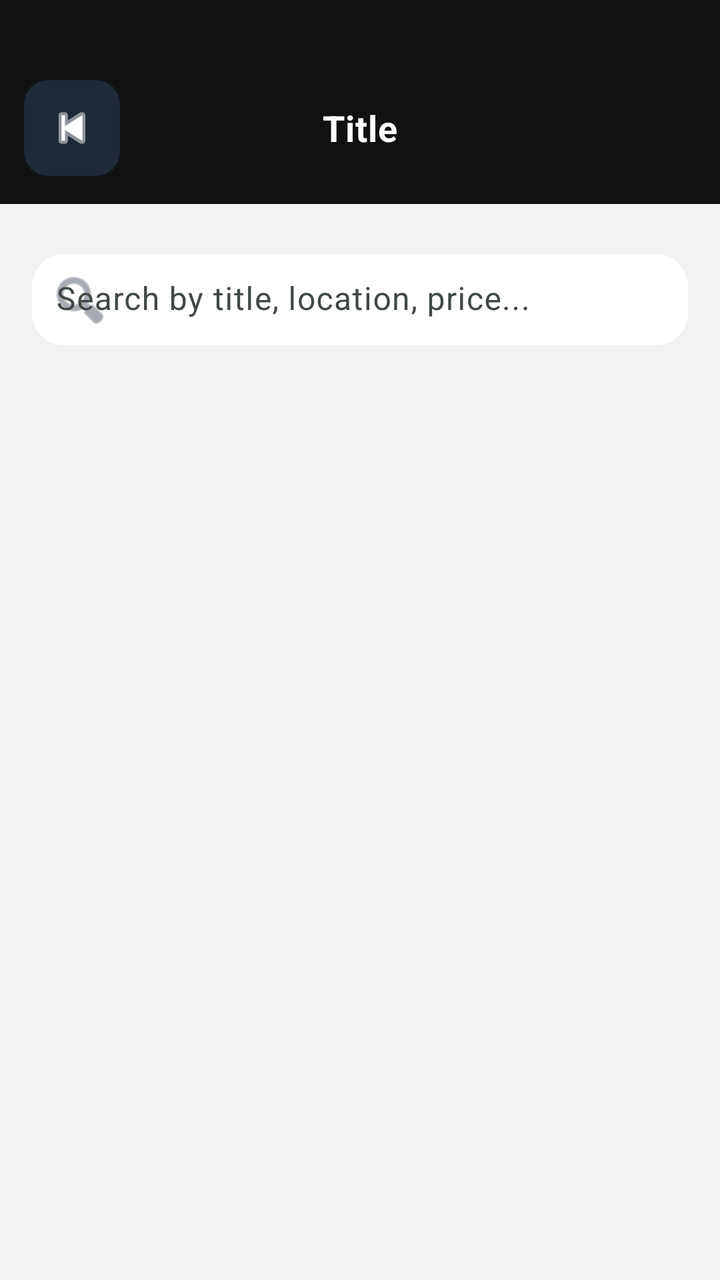
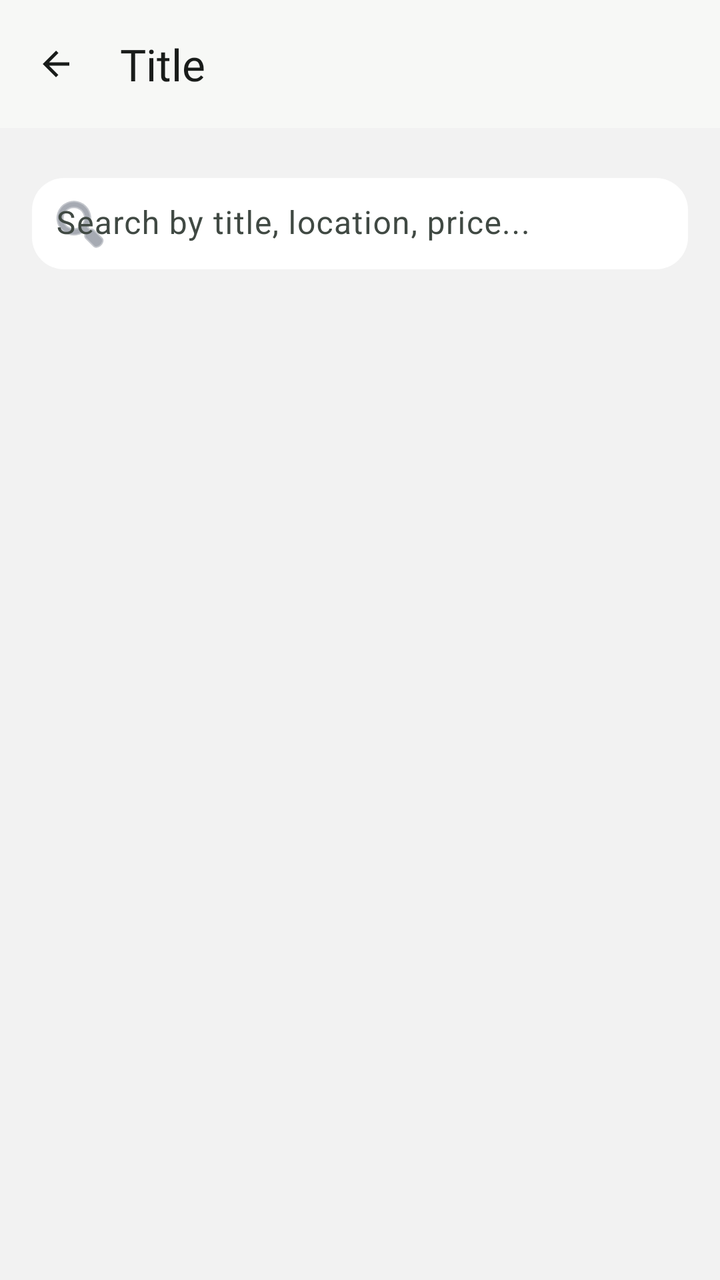

Compare the two renders of this Android layout. The source of the first and the diff that turns it into the second are given below.
<!-- AndroidManifest.xml: application theme Theme.KodiWise -->
<!-- res/layout/activity_property_list.xml -->
<?xml version="1.0" encoding="utf-8"?>
<LinearLayout xmlns:android="http://schemas.android.com/apk/res/android"
    xmlns:app="http://schemas.android.com/apk/res-auto"
    android:layout_width="match_parent"
    android:layout_height="match_parent"
    android:orientation="vertical"
    android:background="#F2F2F2">

    <include layout="@layout/include_back_header" />

    <LinearLayout
        android:layout_width="match_parent"
        android:layout_height="match_parent"
        android:orientation="vertical"
        android:padding="16dp">

        <com.google.android.material.textfield.TextInputLayout
            android:id="@+id/tilSearch"
            android:layout_width="match_parent"
            android:layout_height="wrap_content"
            android:layout_marginTop="8dp"
            android:layout_marginBottom="12dp"
            app:boxBackgroundMode="filled"
            app:boxCornerRadiusTopStart="16dp"
            app:boxCornerRadiusTopEnd="16dp"
            app:boxCornerRadiusBottomStart="16dp"
            app:boxCornerRadiusBottomEnd="16dp"
            app:boxBackgroundColor="@android:color/white"
            app:startIconDrawable="@android:drawable/ic_menu_search"
            app:startIconTint="#6B7280"
            app:endIconMode="clear_text"
            app:endIconTint="#6B7280">

            <com.google.android.material.textfield.TextInputEditText
                android:id="@+id/etSearch"
                android:layout_width="match_parent"
                android:layout_height="wrap_content"
                android:hint="Search by title, location, price..."
                android:inputType="text"
                android:padding="12dp"
                android:textColor="#111827"
                android:textColorHint="#9CA3AF" />
        </com.google.android.material.textfield.TextInputLayout>

        <androidx.recyclerview.widget.RecyclerView
            android:id="@+id/rvBrowseProperties"
            android:layout_width="match_parent"
            android:layout_height="0dp"
            android:layout_weight="1"
            android:clipToPadding="false"
            android:paddingBottom="12dp" />

    </LinearLayout>

</LinearLayout>
<!-- res/layout/include_back_header.xml (included above) -->
<?xml version="1.0" encoding="utf-8"?>
<LinearLayout xmlns:android="http://schemas.android.com/apk/res/android"
    xmlns:app="http://schemas.android.com/apk/res-auto"
    android:id="@+id/backHeaderRoot"
    android:layout_width="match_parent"
    android:layout_height="wrap_content"
    android:orientation="horizontal"
    android:gravity="center_vertical"
    android:background="#111111"
    android:paddingStart="12dp"
    android:paddingEnd="12dp"
    android:paddingTop="40dp"
    android:paddingBottom="14dp">

    <androidx.appcompat.widget.AppCompatImageButton
        android:id="@+id/btnBackHeader"
        android:layout_width="48dp"
        android:layout_height="48dp"
        android:background="@drawable/bg_header_icon"
        android:contentDescription="Back"
        android:padding="10dp"
        android:scaleType="centerInside"
        android:src="@android:drawable/ic_media_previous"
        app:tint="#FFFFFF" />

    <TextView
        android:id="@+id/tvHeaderTitle"
        android:layout_width="0dp"
        android:layout_height="wrap_content"
        android:layout_weight="1"
        android:gravity="center"
        android:text="Title"
        android:textColor="#FFFFFF"
        android:textStyle="bold"
        android:textSize="18sp"
        android:paddingStart="8dp"
        android:paddingEnd="8dp" />

    <Space
        android:layout_width="48dp"
        android:layout_height="48dp" />

</LinearLayout>
<!-- resources referenced by this layout -->
<resources>
  <!-- drawable bg_header_icon (drawable) -->
  <?xml version="1.0" encoding="utf-8"?>
  <shape xmlns:android="http://schemas.android.com/apk/res/android">
      <solid android:color="#1F2937" />
      <corners android:radius="12dp" />
  </shape>
  <style name="Theme.KodiWise" parent="Base.Theme.KodiWise" />
  <color name="kw_primary">#0B5D3B</color>
  <color name="kw_on_primary">#FFFFFF</color>
  <color name="kw_primary_container">#CDEBD9</color>
  <color name="kw_on_primary_container">#002114</color>
  <color name="kw_secondary">#C9A227</color>
  <color name="kw_on_secondary">#1F1B00</color>
  <color name="kw_secondary_container">#FFF1C2</color>
  <color name="kw_on_secondary_container">#3D2F00</color>
  <color name="kw_tertiary">#3E6553</color>
  <color name="kw_on_tertiary">#FFFFFF</color>
  <color name="kw_tertiary_container">#C0EBD4</color>
  <color name="kw_on_tertiary_container">#002114</color>
  <color name="kw_error">#B3261E</color>
  <color name="kw_on_error">#FFFFFF</color>
  <color name="kw_error_container">#F9DEDC</color>
  <color name="kw_on_error_container">#410E0B</color>
  <color name="kw_background">#F7F8F6</color>
  <color name="kw_on_background">#191C1A</color>
  <color name="kw_surface">#FFFFFF</color>
  <color name="kw_on_surface">#191C1A</color>
  <color name="kw_surface_variant">#DCE5DD</color>
  <color name="kw_on_surface_variant">#404943</color>
  <color name="kw_outline">#707973</color>
  <color name="kw_outline_variant">#C0C9C1</color>
  <color name="kw_surface_container_lowest">#FFFFFF</color>
  <color name="kw_surface_container_low">#F2F4F1</color>
  <color name="kw_surface_container">#ECEFEB</color>
  <color name="kw_surface_container_high">#E6E9E5</color>
  <color name="kw_surface_container_highest">#E1E3DF</color>
  <color name="kw_surface_dim">#D8DBD7</color>
  <color name="kw_surface_bright">#F7F8F6</color>
  <color name="kw_inverse_surface">#2E312E</color>
  <color name="kw_inverse_on_surface">#EFF1ED</color>
  <color name="kw_inverse_primary">#8FD5AE</color>
  <style name="Widget.KodiWise.TextView" parent="Widget.AppCompat.TextView">
          <item name="android:textAppearance">@style/TextAppearance.KodiWise.BodyMedium</item>
      </style>
  <style name="TextAppearance.KodiWise.BodyLarge" parent="TextAppearance.Material3.BodyLarge">
          
          <item name="android:textViewStyle">@style/Widget.KodiWise.TextView</item>
      </style>
  <style name="TextAppearance.KodiWise.BodyMedium" parent="TextAppearance.Material3.BodyMedium">
          
          <item name="android:textViewStyle">@style/Widget.KodiWise.TextView</item>
      </style>
  <style name="TextAppearance.KodiWise.BodySmall" parent="TextAppearance.Material3.BodySmall">
          
          <item name="android:textViewStyle">@style/Widget.KodiWise.TextView</item>
      </style>
  <style name="ShapeAppearance.KodiWise.Large" parent="ShapeAppearance.Material3.Corner.Large">
          <item name="cornerFamily">rounded</item>
          <item name="cornerSize">16dp</item>
      </style>
  <style name="Widget.KodiWise.Chip" parent="Widget.Material3.Chip.Filter" />
  <style name="Widget.KodiWise.CheckBox" parent="Widget.Material3.CompoundButton.CheckBox">
          <item name="android:minHeight">48dp</item>
      </style>
  <color name="kw_card">#FFFFFF</color>
  <color name="kw_card_stroke">#E1E5E1</color>
  <style name="Widget.KodiWise.BottomNav.NoIndicator" parent="Widget.Material3.BottomNavigationView.ActiveIndicator">
          <item name="android:color">@android:color/transparent</item>
      </style>
  <!-- unchanged entries left out for length: 19 -->
</resources>

<!-- the commit's change to res/layout/activity_property_list.xml (unified diff, before → after) -->
@@ -1,5 +1,6 @@
 <?xml version="1.0" encoding="utf-8"?>
 <LinearLayout xmlns:android="http://schemas.android.com/apk/res/android"
+    android:fitsSystemWindows="true"
     xmlns:app="http://schemas.android.com/apk/res-auto"
     android:layout_width="match_parent"
     android:layout_height="match_parent"
@@ -60,40 +61,31 @@
     android:id="@+id/backHeaderRoot"
     android:layout_width="match_parent"
     android:layout_height="wrap_content"
+    android:background="?android:attr/colorBackground"
+    android:gravity="center_vertical"
+    android:minHeight="64dp"
     android:orientation="horizontal"
-    android:gravity="center_vertical"
-    android:background="#111111"
-    android:paddingStart="12dp"
-    android:paddingEnd="12dp"
-    android:paddingTop="40dp"
-    android:paddingBottom="14dp">
+    android:paddingStart="4dp"
+    android:paddingEnd="16dp">
 
-    <androidx.appcompat.widget.AppCompatImageButton
+    <com.google.android.material.button.MaterialButton
         android:id="@+id/btnBackHeader"
+        style="@style/Widget.Material3.Button.IconButton"
         android:layout_width="48dp"
         android:layout_height="48dp"
-        android:background="@drawable/bg_header_icon"
-        android:contentDescription="Back"
-        android:padding="10dp"
-        android:scaleType="centerInside"
-        android:src="@android:drawable/ic_media_previous"
-        app:tint="#FFFFFF" />
+        android:contentDescription="@string/back"
+        app:icon="@drawable/ic_arrow_back"
+        app:iconTint="?attr/colorOnSurface" />
 
     <TextView
         android:id="@+id/tvHeaderTitle"
         android:layout_width="0dp"
         android:layout_height="wrap_content"
+        android:layout_marginStart="8dp"
         android:layout_weight="1"
-        android:gravity="center"
-        android:text="Title"
-        android:textColor="#FFFFFF"
-        android:textStyle="bold"
-        android:textSize="18sp"
-        android:paddingStart="8dp"
-        android:paddingEnd="8dp" />
-
-    <Space
-        android:layout_width="48dp"
-        android:layout_height="48dp" />
-
+        android:ellipsize="end"
+        android:singleLine="true"
+        android:text="@string/header_title"
+        android:textAppearance="?attr/textAppearanceTitleLarge"
+        android:textColor="?attr/colorOnSurface" />
 </LinearLayout>
<!-- resource entries referenced after the edit -->
@@ -1,11 +1,20 @@
 <!-- resources referenced by this layout -->
 <resources>
-  <!-- drawable bg_header_icon (drawable) -->
+  <!-- drawable ic_arrow_back (drawable) -->
   <?xml version="1.0" encoding="utf-8"?>
-  <shape xmlns:android="http://schemas.android.com/apk/res/android">
-      <solid android:color="#1F2937" />
-      <corners android:radius="12dp" />
-  </shape>
+  <vector xmlns:android="http://schemas.android.com/apk/res/android"
+      android:width="24dp"
+      android:height="24dp"
+      android:autoMirrored="true"
+      android:tint="?attr/colorControlNormal"
+      android:viewportWidth="24"
+      android:viewportHeight="24">
+      <path
+          android:fillColor="@android:color/white"
+          android:pathData="M20,11H7.83l5.59,-5.59L12,4l-8,8 8,8 1.41,-1.41L7.83,13H20v-2z" />
+  </vector>
+  <string name="back">Back</string>
+  <string name="header_title">Title</string>
   <style name="Theme.KodiWise" parent="Base.Theme.KodiWise" />
   <color name="kw_primary">#0B5D3B</color>
   <color name="kw_on_primary">#FFFFFF</color>
